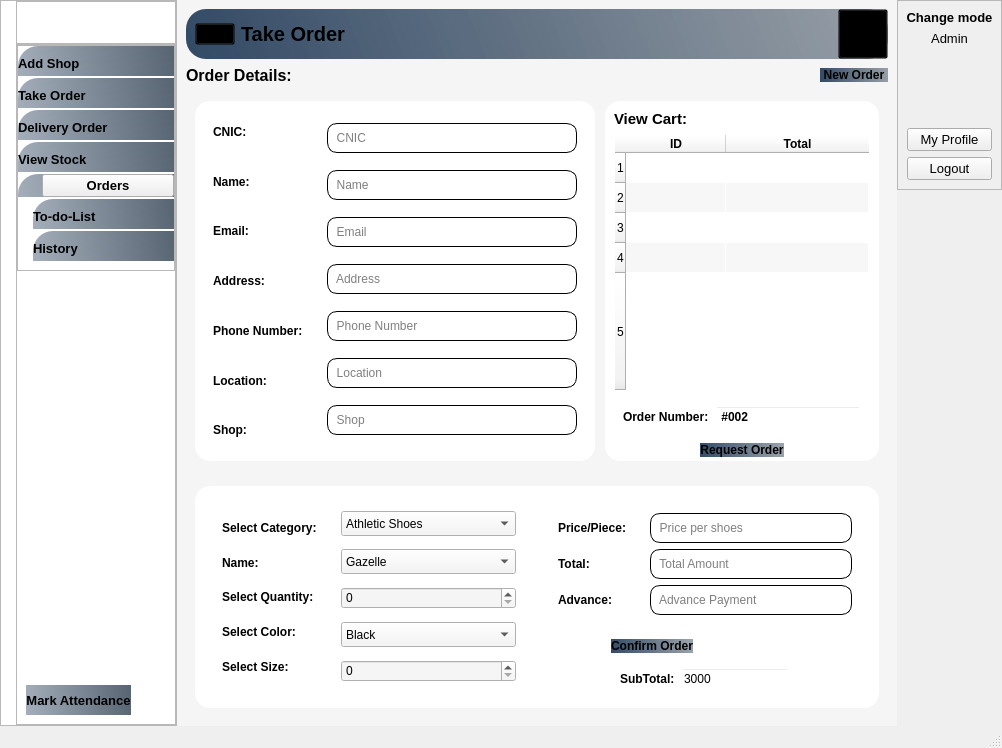
First picture: the form in Rider.ui, repository mukarramdaniel/Distribution-System_Python, before the edit.
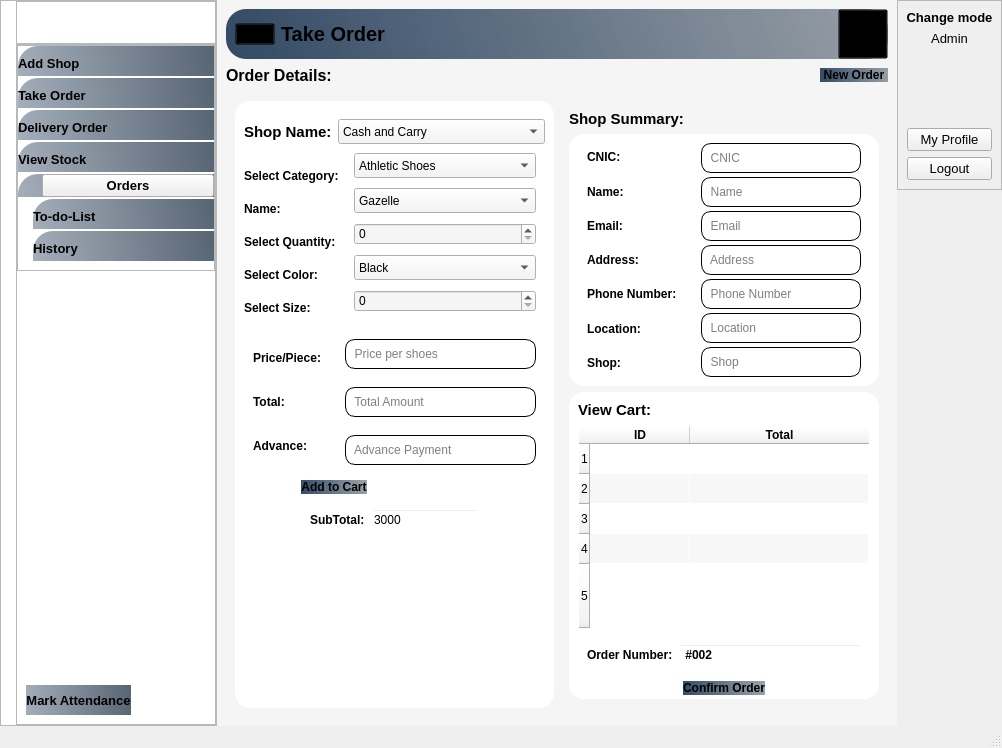
Second picture: the form after the edit. The open tabs and pages were chosen to show the change. Icons and pictures are not drawn.

Commit message: Dev-U19-UI

```diff
--- a/Rider.ui
+++ b/Rider.ui
@@ -593,7 +593,7 @@
        <number>1</number>
       </property>
       <property name="currentIndex">
-       <number>4</number>
+       <number>1</number>
       </property>
       <widget class="QWidget" name="page_TakeOrder">
        <property name="styleSheet">
@@ -1229,14 +1229,14 @@
 background-color:qlineargradient(spread:pad,x1:0,y1:0.505682,x2:1,y2:0.477,stop:0 rgba(20,47,78,219),stop:1 rgba(85,98,112,150));
  border-radius: 20px;
 }
-#widget_59,QPushButton,QLabel,#widget_58,#table_UpdateStock,#widget_62,#widget_29,#widget_30,#widget_31,QLineEdit,#tableWidget_Cart,#widget_32,#widget_35,#widget_34,#widget_33,#widget_37,#widget_40,#widget_36,#widget_38,#widget_39{
+#widget_59,QPushButton,QLabel,#widget_58,#table_UpdateStock,#widget_62,#widget_29,#widget_30,#widget_31,QLineEdit,#tableWidget_Cart,#widget_32,#widget_35,#widget_34,#widget_33,#widget_37,#widget_40,#widget_36,#widget_38,#widget_39,#widget_61{
 background:transparent;
 }
-#widget_27,#widget_28,#widget_42{
+#widget_27,#widget_28,#widget_42,#widget_26{
 background-color:#ffffff;
  border-radius: 15px;
 }
-#btn_NewOrder,#btn_Request,#btn_ConfirmOrder{
+#btn_NewOrder,#btn_Request,#btn_ConfirmOrder_2,#btn_AddtoCart_2{
 background-color:qlineargradient(spread:pad,x1:0,y1:0.505682,x2:1,y2:0.477,stop:0 rgba(20,47,78,219),stop:1 rgba(85,98,112,150));
  border-radius: 15px;
 }
@@ -1442,380 +1442,85 @@
            <item>
             <widget class="QWidget" name="widget_25" native="true">
              <layout class="QHBoxLayout" name="horizontalLayout_12">
-              <property name="spacing">
-               <number>10</number>
-              </property>
               <property name="leftMargin">
                <number>9</number>
               </property>
-              <property name="topMargin">
-               <number>9</number>
-              </property>
               <property name="rightMargin">
-               <number>9</number>
-              </property>
-              <property name="bottomMargin">
-               <number>9</number>
+               <number>0</number>
               </property>
               <item>
-               <widget class="QWidget" name="widget_27" native="true">
+               <widget class="QWidget" name="widget_42" native="true">
                 <property name="sizePolicy">
                  <sizepolicy hsizetype="Expanding" vsizetype="Preferred">
                   <horstretch>0</horstretch>
                   <verstretch>0</verstretch>
                  </sizepolicy>
                 </property>
-                <layout class="QHBoxLayout" name="horizontalLayout_13">
+                <layout class="QVBoxLayout" name="verticalLayout_32">
+                 <property name="spacing">
+                  <number>0</number>
+                 </property>
                  <property name="leftMargin">
-                  <number>9</number>
+                  <number>0</number>
                  </property>
-                 <item alignment="Qt::AlignHCenter">
-                  <widget class="QWidget" name="widget_29" native="true">
-                   <layout class="QVBoxLayout" name="verticalLayout_22">
-                    <property name="topMargin">
-                     <number>0</number>
-                    </property>
-                    <property name="bottomMargin">
-                     <number>0</number>
-                    </property>
-                    <item>
-                     <widget class="QLabel" name="label_19">
-                      <property name="font">
-                       <font>
-                        <weight>75</weight>
-                        <bold>true</bold>
-                       </font>
-                      </property>
-                      <property name="text">
-                       <string>CNIC:</string>
-                      </property>
-                     </widget>
-                    </item>
-                    <item>
-                     <widget class="QLabel" name="label_20">
-                      <property name="font">
-                       <font>
-                        <weight>75</weight>
-                        <bold>true</bold>
-                       </font>
-                      </property>
-                      <property name="text">
-                       <string>Name:</string>
-                      </property>
-                     </widget>
-                    </item>
-                    <item>
-                     <widget class="QLabel" name="label_21">
-                      <property name="font">
-                       <font>
-                        <weight>75</weight>
-                        <bold>true</bold>
-                       </font>
-                      </property>
-                      <property name="text">
-                       <string>Email:</string>
-                      </property>
-                     </widget>
-                    </item>
-                    <item>
-                     <widget class="QLabel" name="label_22">
-                      <property name="font">
-                       <font>
-                        <weight>75</weight>
-                        <bold>true</bold>
-                       </font>
-                      </property>
-                      <property name="text">
-                       <string>Address:</string>
-                      </property>
-                     </widget>
-                    </item>
-                    <item>
-                     <widget class="QLabel" name="label_23">
-                      <property name="font">
-                       <font>
-                        <weight>75</weight>
-                        <bold>true</bold>
-                       </font>
-                      </property>
-                      <property name="text">
-                       <string>Phone Number:</string>
-                      </property>
-                     </widget>
-                    </item>
-                    <item>
-                     <widget class="QLabel" name="label_24">
-                      <property name="font">
-                       <font>
-                        <weight>75</weight>
-                        <bold>true</bold>
-                       </font>
-                      </property>
-                      <property name="text">
-                       <string>Location:</string>
-                      </property>
-                     </widget>
-                    </item>
-                    <item>
-                     <widget class="QLabel" name="label_31">
-                      <property name="font">
-                       <font>
-                        <weight>75</weight>
-                        <bold>true</bold>
-                       </font>
-                      </property>
-                      <property name="text">
-                       <string>Shop:</string>
-                      </property>
-                     </widget>
-                    </item>
-                   </layout>
-                  </widget>
-                 </item>
-                 <item alignment="Qt::AlignLeft">
-                  <widget class="QWidget" name="widget_30" native="true">
-                   <layout class="QVBoxLayout" name="verticalLayout_23">
-                    <property name="spacing">
-                     <number>4</number>
-                    </property>
-                    <property name="topMargin">
-                     <number>0</number>
-                    </property>
-                    <property name="bottomMargin">
-                     <number>0</number>
-                    </property>
-                    <item>
-                     <widget class="QLineEdit" name="txt_Cnic_2">
-                      <property name="minimumSize">
-                       <size>
-                        <width>250</width>
-                        <height>30</height>
-                       </size>
-                      </property>
-                      <property name="placeholderText">
-                       <string>  CNIC</string>
-                      </property>
-                     </widget>
-                    </item>
-                    <item>
-                     <widget class="QLineEdit" name="txt_Name_2">
-                      <property name="minimumSize">
-                       <size>
-                        <width>0</width>
-                        <height>30</height>
-                       </size>
-                      </property>
-                      <property name="placeholderText">
-                       <string>  Name</string>
-                      </property>
-                     </widget>
-                    </item>
-                    <item>
-                     <widget class="QLineEdit" name="txt_Email_2">
-                      <property name="minimumSize">
-                       <size>
-                        <width>0</width>
-                        <height>30</height>
-                       </size>
-                      </property>
-                      <property name="placeholderText">
-                       <string>  Email</string>
-                      </property>
-                     </widget>
-                    </item>
-                    <item>
-                     <widget class="QLineEdit" name="txt_Address_2">
-                      <property name="minimumSize">
-                       <size>
-                        <width>0</width>
-                        <height>30</height>
-                       </size>
-                      </property>
-                      <property name="placeholderText">
-                       <string>  Address</string>
-                      </property>
-                     </widget>
-                    </item>
-                    <item>
-                     <widget class="QLineEdit" name="txt_PhoneNumber_2">
-                      <property name="minimumSize">
-                       <size>
-                        <width>0</width>
-                        <height>30</height>
-                       </size>
-                      </property>
-                      <property name="placeholderText">
-                       <string>  Phone Number</string>
-                      </property>
-                     </widget>
-                    </item>
-                    <item>
-                     <widget class="QLineEdit" name="txt_Location">
-                      <property name="minimumSize">
-                       <size>
-                        <width>0</width>
-                        <height>30</height>
-                       </size>
-                      </property>
-                      <property name="placeholderText">
-                       <string>  Location</string>
-                      </property>
-                     </widget>
-                    </item>
-                    <item>
-                     <widget class="QLineEdit" name="txt_Shop_2">
-                      <property name="minimumSize">
-                       <size>
-                        <width>0</width>
-                        <height>30</height>
-                       </size>
-                      </property>
-                      <property name="placeholderText">
-                       <string>  Shop</string>
-                      </property>
-                     </widget>
-                    </item>
-                   </layout>
-                  </widget>
-                 </item>
-                </layout>
-               </widget>
-              </item>
-              <item>
-               <widget class="QWidget" name="widget_28" native="true">
-                <layout class="QVBoxLayout" name="verticalLayout_24">
                  <property name="topMargin">
                   <number>9</number>
                  </property>
+                 <property name="rightMargin">
+                  <number>0</number>
+                 </property>
                  <property name="bottomMargin">
-                  <number>4</number>
+                  <number>9</number>
                  </property>
-                 <item>
-                  <widget class="QLabel" name="label_32">
-                   <property name="font">
-                    <font>
-                     <pointsize>11</pointsize>
-                     <weight>75</weight>
-                     <bold>true</bold>
-                    </font>
-                   </property>
-                   <property name="text">
-                    <string>View Cart:</string>
-                   </property>
-                  </widget>
-                 </item>
-                 <item>
-                  <widget class="QTableWidget" name="tableWidget_Cart">
-                   <property name="alternatingRowColors">
-                    <bool>true</bool>
-                   </property>
-                   <property name="rowCount">
-                    <number>5</number>
-                   </property>
-                   <attribute name="horizontalHeaderStretchLastSection">
-                    <bool>true</bool>
-                   </attribute>
-                   <attribute name="verticalHeaderStretchLastSection">
-                    <bool>true</bool>
-                   </attribute>
-                   <row/>
-                   <row/>
-                   <row/>
-                   <row/>
-                   <row/>
-                   <column>
-                    <property name="text">
-                     <string>ID</string>
-                    </property>
-                    <property name="font">
-                     <font>
-                      <weight>75</weight>
-                      <bold>true</bold>
-                     </font>
-                    </property>
-                   </column>
-                   <column>
-                    <property name="text">
-                     <string>Total</string>
-                    </property>
-                    <property name="font">
-                     <font>
-                      <weight>75</weight>
-                      <bold>true</bold>
-                     </font>
-                    </property>
-                   </column>
-                  </widget>
-                 </item>
-                 <item>
-                  <widget class="QWidget" name="widget_31" native="true">
-                   <layout class="QHBoxLayout" name="horizontalLayout_14">
-                    <item>
-                     <widget class="QLabel" name="label_33">
+                 <item alignment="Qt::AlignTop">
+                  <widget class="QWidget" name="widget_61" native="true">
+                   <layout class="QHBoxLayout" name="horizontalLayout_15">
+                    <item alignment="Qt::AlignLeft">
+                     <widget class="QLabel" name="label_47">
                       <property name="font">
                        <font>
+                        <pointsize>11</pointsize>
                         <weight>75</weight>
                         <bold>true</bold>
                        </font>
                       </property>
                       <property name="text">
-                       <string>Order Number:</string>
+                       <string>Shop Name:</string>
                       </property>
                      </widget>
                     </item>
                     <item>
-                     <widget class="QLineEdit" name="txtOrderNo">
-                      <property name="font">
-                       <font>
-                        <weight>75</weight>
-                        <bold>true</bold>
-                       </font>
+                     <widget class="QComboBox" name="comboBox">
+                      <property name="sizePolicy">
+                       <sizepolicy hsizetype="Expanding" vsizetype="Fixed">
+                        <horstretch>0</horstretch>
+                        <verstretch>0</verstretch>
+                       </sizepolicy>
                       </property>
-                      <property name="text">
-                       <string> #002</string>
+                      <property name="minimumSize">
+                       <size>
+                        <width>0</width>
+                        <height>25</height>
+                       </size>
                       </property>
+                      <item>
+                       <property name="text">
+                        <string>Cash and Carry</string>
+                       </property>
+                      </item>
                      </widget>
                     </item>
                    </layout>
                   </widget>
                  </item>
-                 <item alignment="Qt::AlignHCenter">
-                  <widget class="QPushButton" name="btn_Request">
-                   <property name="font">
-                    <font>
-                     <weight>75</weight>
-                     <bold>true</bold>
-                    </font>
-                   </property>
-                   <property name="text">
-                    <string>Request Order</string>
-                   </property>
-                   <property name="icon">
-                    <iconset resource="Resource.qrc">
-                     <normaloff>:/White Icons/Graphics/featherBlack/price-list.png</normaloff>:/White Icons/Graphics/featherBlack/price-list.png</iconset>
-                   </property>
-                   <property name="iconSize">
-                    <size>
-                     <width>20</width>
-                     <height>20</height>
-                    </size>
-                   </property>
-                  </widget>
-                 </item>
-                </layout>
-               </widget>
-              </item>
-             </layout>
-            </widget>
-           </item>
-           <item>
-            <widget class="QWidget" name="widget_26" native="true">
-             <layout class="QHBoxLayout" name="horizontalLayout_15">
-              <item>
-               <widget class="QWidget" name="widget_42" native="true">
-                <layout class="QHBoxLayout" name="horizontalLayout_19">
                  <item>
                   <widget class="QWidget" name="widget_32" native="true">
+                   <property name="sizePolicy">
+                    <sizepolicy hsizetype="Preferred" vsizetype="Expanding">
+                     <horstretch>0</horstretch>
+                     <verstretch>0</verstretch>
+                    </sizepolicy>
+                   </property>
                    <property name="minimumSize">
                     <size>
                      <width>0</width>
@@ -1823,12 +1528,27 @@
                     </size>
                    </property>
                    <layout class="QHBoxLayout" name="horizontalLayout_16">
+                    <property name="topMargin">
+                     <number>0</number>
+                    </property>
+                    <property name="bottomMargin">
+                     <number>0</number>
+                    </property>
                     <item>
                      <widget class="QWidget" name="widget_34" native="true">
                       <layout class="QVBoxLayout" name="verticalLayout_25">
+                       <property name="spacing">
+                        <number>6</number>
+                       </property>
+                       <property name="leftMargin">
+                        <number>0</number>
+                       </property>
                        <property name="topMargin">
                         <number>9</number>
                        </property>
+                       <property name="rightMargin">
+                        <number>0</number>
+                       </property>
                        <property name="bottomMargin">
                         <number>9</number>
                        </property>
@@ -1903,11 +1623,14 @@
                     <item>
                      <widget class="QWidget" name="widget_35" native="true">
                       <layout class="QVBoxLayout" name="verticalLayout_26">
+                       <property name="spacing">
+                        <number>10</number>
+                       </property>
                        <property name="topMargin">
                         <number>0</number>
                        </property>
                        <property name="bottomMargin">
-                        <number>0</number>
+                        <number>18</number>
                        </property>
                        <item>
                         <widget class="QComboBox" name="cmb_Category_2">
@@ -2013,12 +1736,18 @@
                     </property>
                     <item>
                      <widget class="QWidget" name="widget_36" native="true">
+                      <property name="sizePolicy">
+                       <sizepolicy hsizetype="Expanding" vsizetype="Expanding">
+                        <horstretch>0</horstretch>
+                        <verstretch>0</verstretch>
+                       </sizepolicy>
+                      </property>
                       <layout class="QHBoxLayout" name="horizontalLayout_17">
                        <property name="topMargin">
-                        <number>9</number>
+                        <number>0</number>
                        </property>
                        <property name="bottomMargin">
-                        <number>9</number>
+                        <number>0</number>
                        </property>
                        <item>
                         <widget class="QWidget" name="widget_38" native="true">
@@ -2068,6 +1797,9 @@
                        <item>
                         <widget class="QWidget" name="widget_39" native="true">
                          <layout class="QVBoxLayout" name="verticalLayout_29">
+                          <property name="spacing">
+                           <number>18</number>
+                          </property>
                           <item>
                            <widget class="QLineEdit" name="txt_Price">
                             <property name="minimumSize">
@@ -2141,7 +1873,7 @@
                         <number>0</number>
                        </property>
                        <item alignment="Qt::AlignLeft">
-                        <widget class="QPushButton" name="btn_ConfirmOrder">
+                        <widget class="QPushButton" name="btn_AddtoCart_2">
                          <property name="font">
                           <font>
                            <weight>75</weight>
@@ -2149,7 +1881,7 @@
                           </font>
                          </property>
                          <property name="text">
-                          <string>Confirm Order</string>
+                          <string>Add to Cart</string>
                          </property>
                          <property name="icon">
                           <iconset resource="Resource.qrc">
@@ -2187,6 +1919,441 @@
                            </widget>
                           </item>
                          </layout>
+                        </widget>
+                       </item>
+                      </layout>
+                     </widget>
+                    </item>
+                   </layout>
+                  </widget>
+                 </item>
+                 <item>
+                  <spacer name="verticalSpacer">
+                   <property name="orientation">
+                    <enum>Qt::Vertical</enum>
+                   </property>
+                   <property name="sizeHint" stdset="0">
+                    <size>
+                     <width>20</width>
+                     <height>40</height>
+                    </size>
+                   </property>
+                  </spacer>
+                 </item>
+                </layout>
+               </widget>
+              </item>
+              <item>
+               <widget class="QWidget" name="widget_60" native="true">
+                <layout class="QVBoxLayout" name="verticalLayout_33">
+                 <property name="leftMargin">
+                  <number>9</number>
+                 </property>
+                 <property name="topMargin">
+                  <number>9</number>
+                 </property>
+                 <property name="rightMargin">
+                  <number>9</number>
+                 </property>
+                 <property name="bottomMargin">
+                  <number>9</number>
+                 </property>
+                 <item>
+                  <widget class="QLabel" name="label_49">
+                   <property name="font">
+                    <font>
+                     <pointsize>11</pointsize>
+                     <weight>75</weight>
+                     <bold>true</bold>
+                    </font>
+                   </property>
+                   <property name="text">
+                    <string>Shop Summary:</string>
+                   </property>
+                  </widget>
+                 </item>
+                 <item>
+                  <widget class="QWidget" name="widget_27" native="true">
+                   <property name="sizePolicy">
+                    <sizepolicy hsizetype="Expanding" vsizetype="Preferred">
+                     <horstretch>0</horstretch>
+                     <verstretch>0</verstretch>
+                    </sizepolicy>
+                   </property>
+                   <layout class="QHBoxLayout" name="horizontalLayout_13">
+                    <property name="leftMargin">
+                     <number>9</number>
+                    </property>
+                    <item alignment="Qt::AlignHCenter">
+                     <widget class="QWidget" name="widget_29" native="true">
+                      <layout class="QVBoxLayout" name="verticalLayout_22">
+                       <property name="topMargin">
+                        <number>0</number>
+                       </property>
+                       <property name="bottomMargin">
+                        <number>0</number>
+                       </property>
+                       <item>
+                        <widget class="QLabel" name="label_19">
+                         <property name="font">
+                          <font>
+                           <weight>75</weight>
+                           <bold>true</bold>
+                          </font>
+                         </property>
+                         <property name="text">
+                          <string>CNIC:</string>
+                         </property>
+                        </widget>
+                       </item>
+                       <item>
+                        <widget class="QLabel" name="label_20">
+                         <property name="font">
+                          <font>
+                           <weight>75</weight>
+                           <bold>true</bold>
+                          </font>
+                         </property>
+                         <property name="text">
+                          <string>Name:</string>
+                         </property>
+                        </widget>
+                       </item>
+                       <item>
+                        <widget class="QLabel" name="label_21">
+                         <property name="font">
+                          <font>
+                           <weight>75</weight>
+                           <bold>true</bold>
+                          </font>
+                         </property>
+                         <property name="text">
+                          <string>Email:</string>
+                         </property>
+                        </widget>
+                       </item>
+                       <item>
+                        <widget class="QLabel" name="label_22">
+                         <property name="font">
+                          <font>
+                           <weight>75</weight>
+                           <bold>true</bold>
+                          </font>
+                         </property>
+                         <property name="text">
+                          <string>Address:</string>
+                         </property>
+                        </widget>
+                       </item>
+                       <item>
+                        <widget class="QLabel" name="label_23">
+                         <property name="font">
+                          <font>
+                           <weight>75</weight>
+                           <bold>true</bold>
+                          </font>
+                         </property>
+                         <property name="text">
+                          <string>Phone Number:</string>
+                         </property>
+                        </widget>
+                       </item>
+                       <item>
+                        <widget class="QLabel" name="label_24">
+                         <property name="font">
+                          <font>
+                           <weight>75</weight>
+                           <bold>true</bold>
+                          </font>
+                         </property>
+                         <property name="text">
+                          <string>Location:</string>
+                         </property>
+                        </widget>
+                       </item>
+                       <item>
+                        <widget class="QLabel" name="label_31">
+                         <property name="font">
+                          <font>
+                           <weight>75</weight>
+                           <bold>true</bold>
+                          </font>
+                         </property>
+                         <property name="text">
+                          <string>Shop:</string>
+                         </property>
+                        </widget>
+                       </item>
+                      </layout>
+                     </widget>
+                    </item>
+                    <item alignment="Qt::AlignLeft">
+                     <widget class="QWidget" name="widget_30" native="true">
+                      <layout class="QVBoxLayout" name="verticalLayout_23">
+                       <property name="spacing">
+                        <number>4</number>
+                       </property>
+                       <property name="topMargin">
+                        <number>0</number>
+                       </property>
+                       <property name="bottomMargin">
+                        <number>0</number>
+                       </property>
+                       <item>
+                        <widget class="QLineEdit" name="txt_Cnic_2">
+                         <property name="minimumSize">
+                          <size>
+                           <width>160</width>
+                           <height>30</height>
+                          </size>
+                         </property>
+                         <property name="readOnly">
+                          <bool>true</bool>
+                         </property>
+                         <property name="placeholderText">
+                          <string>  CNIC</string>
+                         </property>
+                        </widget>
+                       </item>
+                       <item>
+                        <widget class="QLineEdit" name="txt_Name_2">
+                         <property name="minimumSize">
+                          <size>
+                           <width>0</width>
+                           <height>30</height>
+                          </size>
+                         </property>
+                         <property name="readOnly">
+                          <bool>true</bool>
+                         </property>
+                         <property name="placeholderText">
+                          <string>  Name</string>
+                         </property>
+                        </widget>
+                       </item>
+                       <item>
+                        <widget class="QLineEdit" name="txt_Email_2">
+                         <property name="minimumSize">
+                          <size>
+                           <width>0</width>
+                           <height>30</height>
+                          </size>
+                         </property>
+                         <property name="readOnly">
+                          <bool>true</bool>
+                         </property>
+                         <property name="placeholderText">
+                          <string>  Email</string>
+                         </property>
+                        </widget>
+                       </item>
+                       <item>
+                        <widget class="QLineEdit" name="txt_Address_2">
+                         <property name="minimumSize">
+                          <size>
+                           <width>0</width>
+                           <height>30</height>
+                          </size>
+                         </property>
+                         <property name="readOnly">
+                          <bool>true</bool>
+                         </property>
+                         <property name="placeholderText">
+                          <string>  Address</string>
+                         </property>
+                        </widget>
+                       </item>
+                       <item>
+                        <widget class="QLineEdit" name="txt_PhoneNumber_2">
+                         <property name="minimumSize">
+                          <size>
+                           <width>0</width>
+                           <height>30</height>
+                          </size>
+                         </property>
+                         <property name="readOnly">
+                          <bool>true</bool>
+                         </property>
+                         <property name="placeholderText">
+                          <string>  Phone Number</string>
+                         </property>
+                        </widget>
+                       </item>
+                       <item>
+                        <widget class="QLineEdit" name="txt_Location">
+                         <property name="minimumSize">
+                          <size>
+                           <width>0</width>
+                           <height>30</height>
+                          </size>
+                         </property>
+                         <property name="readOnly">
+                          <bool>true</bool>
+                         </property>
+                         <property name="placeholderText">
+                          <string>  Location</string>
+                         </property>
+                        </widget>
+                       </item>
+                       <item>
+                        <widget class="QLineEdit" name="txt_Shop_2">
+                         <property name="minimumSize">
+                          <size>
+                           <width>0</width>
+                           <height>30</height>
+                          </size>
+                         </property>
+                         <property name="readOnly">
+                          <bool>true</bool>
+                         </property>
+                         <property name="placeholderText">
+                          <string>  Shop</string>
+                         </property>
+                        </widget>
+                       </item>
+                      </layout>
+                     </widget>
+                    </item>
+                   </layout>
+                  </widget>
+                 </item>
+                 <item>
+                  <widget class="QWidget" name="widget_26" native="true">
+                   <layout class="QVBoxLayout" name="verticalLayout_31">
+                    <property name="leftMargin">
+                     <number>0</number>
+                    </property>
+                    <property name="topMargin">
+                     <number>0</number>
+                    </property>
+                    <property name="rightMargin">
+                     <number>0</number>
+                    </property>
+                    <property name="bottomMargin">
+                     <number>0</number>
+                    </property>
+                    <item>
+                     <widget class="QWidget" name="widget_28" native="true">
+                      <layout class="QVBoxLayout" name="verticalLayout_24">
+                       <property name="leftMargin">
+                        <number>9</number>
+                       </property>
+                       <property name="topMargin">
+                        <number>9</number>
+                       </property>
+                       <property name="bottomMargin">
+                        <number>4</number>
+                       </property>
+                       <item>
+                        <widget class="QLabel" name="label_32">
+                         <property name="font">
+                          <font>
+                           <pointsize>11</pointsize>
+                           <weight>75</weight>
+                           <bold>true</bold>
+                          </font>
+                         </property>
+                         <property name="text">
+                          <string>View Cart:</string>
+                         </property>
+                        </widget>
+                       </item>
+                       <item>
+                        <widget class="QTableWidget" name="tableWidget_Cart">
+                         <property name="alternatingRowColors">
+                          <bool>true</bool>
+                         </property>
+                         <property name="rowCount">
+                          <number>5</number>
+                         </property>
+                         <attribute name="horizontalHeaderStretchLastSection">
+                          <bool>true</bool>
+                         </attribute>
+                         <attribute name="verticalHeaderStretchLastSection">
+                          <bool>true</bool>
+                         </attribute>
+                         <row/>
+                         <row/>
+                         <row/>
+                         <row/>
+                         <row/>
+                         <column>
+                          <property name="text">
+                           <string>ID</string>
+                          </property>
+                          <property name="font">
+                           <font>
+                            <weight>75</weight>
+                            <bold>true</bold>
+                           </font>
+                          </property>
+                         </column>
+                         <column>
+                          <property name="text">
+                           <string>Total</string>
+                          </property>
+                          <property name="font">
+                           <font>
+                            <weight>75</weight>
+                            <bold>true</bold>
+                           </font>
+                          </property>
+                         </column>
+                        </widget>
+                       </item>
+                       <item>
+                        <widget class="QWidget" name="widget_31" native="true">
+                         <layout class="QHBoxLayout" name="horizontalLayout_14">
+                          <item>
+                           <widget class="QLabel" name="label_33">
+                            <property name="font">
+                             <font>
+                              <weight>75</weight>
+                              <bold>true</bold>
+                             </font>
+                            </property>
+                            <property name="text">
+                             <string>Order Number:</string>
+                            </property>
+                           </widget>
+                          </item>
+                          <item>
+                           <widget class="QLineEdit" name="txtOrderNo">
+                            <property name="font">
+                             <font>
+                              <weight>75</weight>
+                              <bold>true</bold>
+                             </font>
+                            </property>
+                            <property name="text">
+                             <string> #002</string>
+                            </property>
+                           </widget>
+                          </item>
+                         </layout>
+                        </widget>
+                       </item>
+                       <item alignment="Qt::AlignHCenter">
+                        <widget class="QPushButton" name="btn_ConfirmOrder_2">
+                         <property name="font">
+                          <font>
+                           <weight>75</weight>
+                           <bold>true</bold>
+                          </font>
+                         </property>
+                         <property name="text">
+                          <string>Confirm Order</string>
+                         </property>
+                         <property name="icon">
+                          <iconset resource="Resource.qrc">
+                           <normaloff>:/White Icons/Graphics/featherBlack/price-list.png</normaloff>:/White Icons/Graphics/featherBlack/price-list.png</iconset>
+                         </property>
+                         <property name="iconSize">
+                          <size>
+                           <width>20</width>
+                           <height>20</height>
+                          </size>
+                         </property>
                         </widget>
                        </item>
                       </layout>
```
The commit also changes 3 other files.
